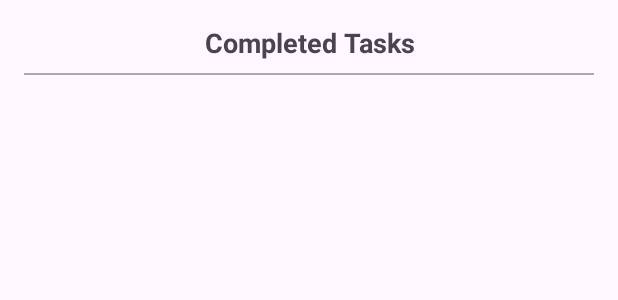
After one commit to SShinbae/taskManagement, an Android app: the layout item_separator.xml on its own in the app's theme, with its tools: preview values and no code run, on a phone screen of 412 x 824 dp. The commit adds this screen. Shown: the top 300 px of the screen. Run offline under Robolectric (Android 15) with nearby library versions, the phone set to English and light mode, and no system bars.

Commit message:
fix crash

```diff
--- a/app/src/main/java/com/example/taskmanagement/TaskDividerItemDecoration.java
+++ b/app/src/main/java/com/example/taskmanagement/TaskDividerItemDecoration.java
@@ -32,7 +32,8 @@ public class TaskDividerItemDecoration extends RecyclerView.ItemDecoration {
             View child = parent.getChildAt(i);
             int position = parent.getChildAdapterPosition(child);
 
-            if (position < taskList.size() - 1 && taskList.get(position).isCompleted() != taskList.get(position + 1).isCompleted()) {
+            if (position < taskList.size() - 1 && taskList.get(position) != null && taskList.get(position + 1) != null &&
+                taskList.get(position).isCompleted() != taskList.get(position + 1).isCompleted()) {
                 float left = parent.getPaddingLeft();
                 float right = parent.getWidth() - parent.getPaddingRight();
                 float top = child.getBottom();
@@ -46,7 +47,8 @@ public class TaskDividerItemDecoration extends RecyclerView.ItemDecoration {
     @Override
     public void getItemOffsets(@NonNull Rect outRect, @NonNull View view, @NonNull RecyclerView parent, @NonNull RecyclerView.State state) {
         int position = parent.getChildAdapterPosition(view);
-        if (position < taskList.size() - 1 && taskList.get(position).isCompleted() != taskList.get(position + 1).isCompleted()) {
+        if (position < taskList.size() - 1 && taskList.get(position) != null && taskList.get(position + 1) != null &&
+            taskList.get(position).isCompleted() != taskList.get(position + 1).isCompleted()) {
             outRect.bottom = dividerHeight;
         } else {
             outRect.bottom = 0;
--- /dev/null
+++ b/app/src/main/res/layout/item_separator.xml
@@ -0,0 +1,20 @@
+<LinearLayout xmlns:android="http://schemas.android.com/apk/res/android"
+    android:layout_width="match_parent"
+    android:layout_height="wrap_content"
+    android:orientation="vertical"
+    android:padding="16dp">
+
+    <TextView
+        android:layout_width="match_parent"
+        android:layout_height="wrap_content"
+        android:text="Completed Tasks"
+        android:textSize="18sp"
+        android:textStyle="bold"
+        android:gravity="center"
+        android:paddingBottom="8dp" />
+
+    <View
+        android:layout_width="match_parent"
+        android:layout_height="1dp"
+        android:background="@android:color/darker_gray" />
+</LinearLayout>
```
Also changed, not shown: app/src/main/java/com/example/taskmanagement/TaskAdapter.java (+48 -214 lines).
